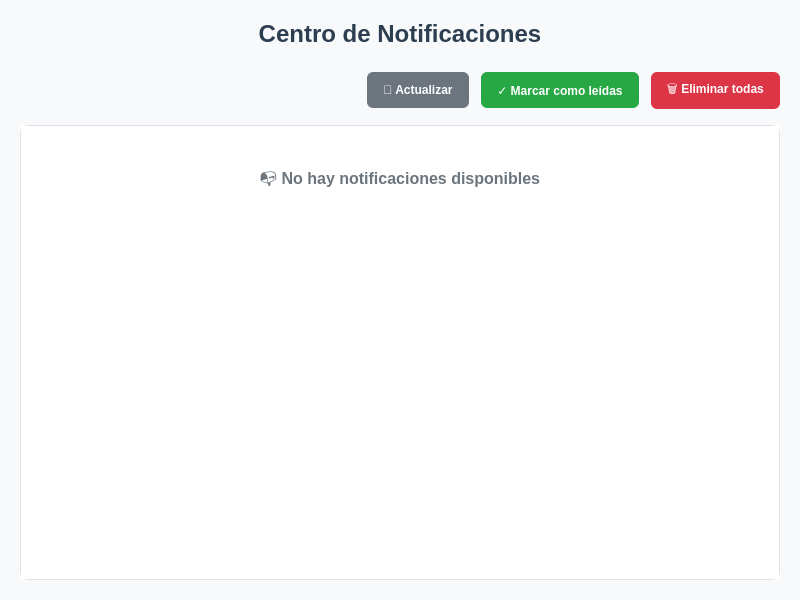
This is Proyecto/src/ui/Notificaciones.ui in ferna041/T1POO- as Qt 5 draws it before an edit. The edited form follows.
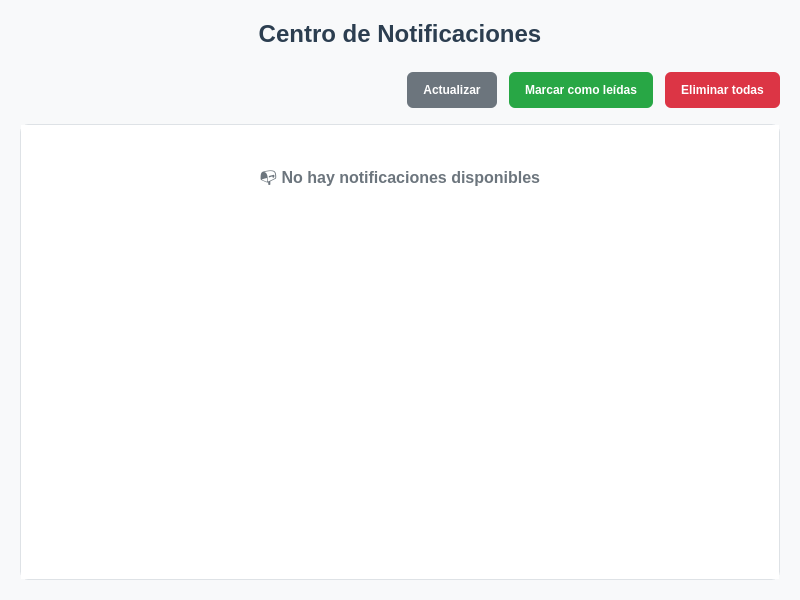
This is the edited form.

Patch:
```diff
--- a/Proyecto/src/ui/Notificaciones.ui
+++ b/Proyecto/src/ui/Notificaciones.ui
@@ -168,7 +168,7 @@
      <item>
       <widget class="QPushButton" name="btnActualizar">
        <property name="text">
-        <string>🔄 Actualizar</string>
+        <string>Actualizar</string>
        </property>
        <property name="styleSheet">
         <string notr="true">QPushButton {
@@ -184,14 +184,14 @@
      <item>
       <widget class="QPushButton" name="btnMarcarLeidas">
        <property name="text">
-        <string>✓ Marcar como leídas</string>
+        <string>Marcar como leídas</string>
        </property>
       </widget>
      </item>
      <item>
       <widget class="QPushButton" name="btnEliminarTodas">
        <property name="text">
-        <string>🗑️ Eliminar todas</string>
+        <string>Eliminar todas</string>
        </property>
       </widget>
      </item>
```
